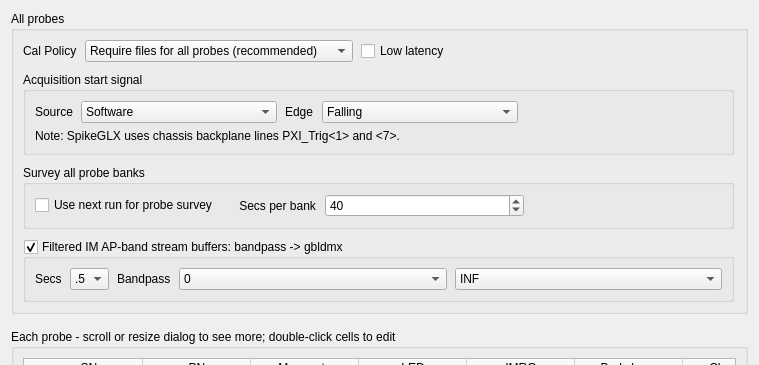
Before: the Qt Designer form Forms/IMTab.ui in billkarsh/SpikeGLX, drawn with Qt 5; both pictures show x 0 to 759 and y 0 to 365 of the 759 by 705 pixel window.
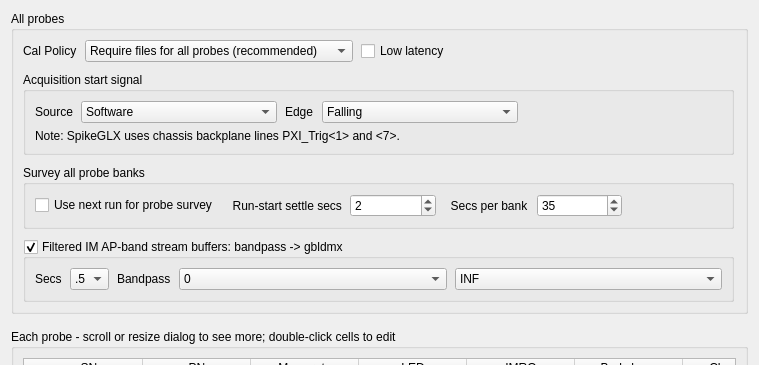
After: the same form once the commit is applied.

Commit message: Add settle time control to survey mode

What changed in the file:
```diff
--- a/Forms/IMTab.ui
+++ b/Forms/IMTab.ui
@@ -142,27 +142,7 @@
          <property name="verticalSpacing">
           <number>6</number>
          </property>
-         <item row="0" column="1">
-          <widget class="QLabel" name="label">
-           <property name="text">
-            <string>    Secs per bank</string>
-           </property>
-          </widget>
-         </item>
-         <item row="0" column="3">
-          <spacer name="horizontalSpacer_4">
-           <property name="orientation">
-            <enum>Qt::Horizontal</enum>
-           </property>
-           <property name="sizeHint" stdset="0">
-            <size>
-             <width>100</width>
-             <height>20</height>
-            </size>
-           </property>
-          </spacer>
-         </item>
-         <item row="0" column="2">
+         <item row="0" column="4">
           <widget class="QSpinBox" name="svySecsSB">
            <property name="sizePolicy">
             <sizepolicy hsizetype="MinimumExpanding" vsizetype="Fixed">
@@ -177,7 +157,7 @@
             <number>1000</number>
            </property>
            <property name="value">
-            <number>40</number>
+            <number>35</number>
            </property>
           </widget>
          </item>
@@ -197,6 +177,49 @@
            </property>
           </widget>
          </item>
+         <item row="0" column="5">
+          <spacer name="horizontalSpacer_4">
+           <property name="orientation">
+            <enum>Qt::Horizontal</enum>
+           </property>
+           <property name="sizeHint" stdset="0">
+            <size>
+             <width>100</width>
+             <height>20</height>
+            </size>
+           </property>
+          </spacer>
+         </item>
+         <item row="0" column="3">
+          <widget class="QLabel" name="label">
+           <property name="text">
+            <string>  Secs per bank</string>
+           </property>
+          </widget>
+         </item>
+         <item row="0" column="1">
+          <widget class="QLabel" name="label_6">
+           <property name="text">
+            <string>  Run-start settle secs</string>
+           </property>
+          </widget>
+         </item>
+         <item row="0" column="2">
+          <widget class="QSpinBox" name="svySettleSB">
+           <property name="sizePolicy">
+            <sizepolicy hsizetype="MinimumExpanding" vsizetype="Fixed">
+             <horstretch>0</horstretch>
+             <verstretch>0</verstretch>
+            </sizepolicy>
+           </property>
+           <property name="maximum">
+            <number>1000</number>
+           </property>
+           <property name="value">
+            <number>2</number>
+           </property>
+          </widget>
+         </item>
         </layout>
        </widget>
       </item>
```
Left out of the diff: 1 changed line with no effect on the pictures. The commit also changes 19 other files.
